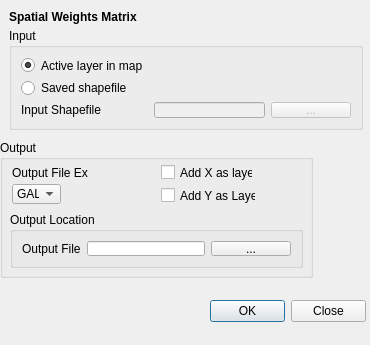
This is qgisplugin/PysalPlugin/weights/ui_weights.ui in jreades/starspy as Qt 5 draws it before an edit. The edited form follows.
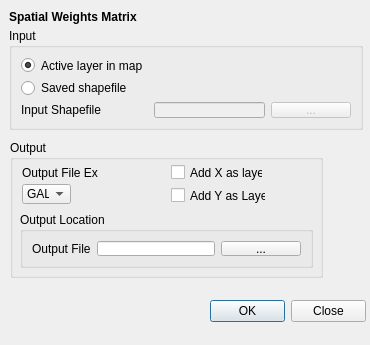
This is the edited form.

Commit message: changed to have just spatial dynamics and weights and changed spatial dynamics to look like vicky's layout

Diff of the .ui file:
```diff
--- a/qgisplugin/PysalPlugin/weights/ui_weights.ui
+++ b/qgisplugin/PysalPlugin/weights/ui_weights.ui
@@ -63,7 +63,7 @@
   <widget class="QGroupBox" name="groupBox">
    <property name="geometry">
     <rect>
-     <x>0</x>
+     <x>10</x>
      <y>140</y>
      <width>313</width>
      <height>138</height>
```
Left out of the diff: 3 changed lines with no effect on the pictures. The commit also changes 2 other files.
